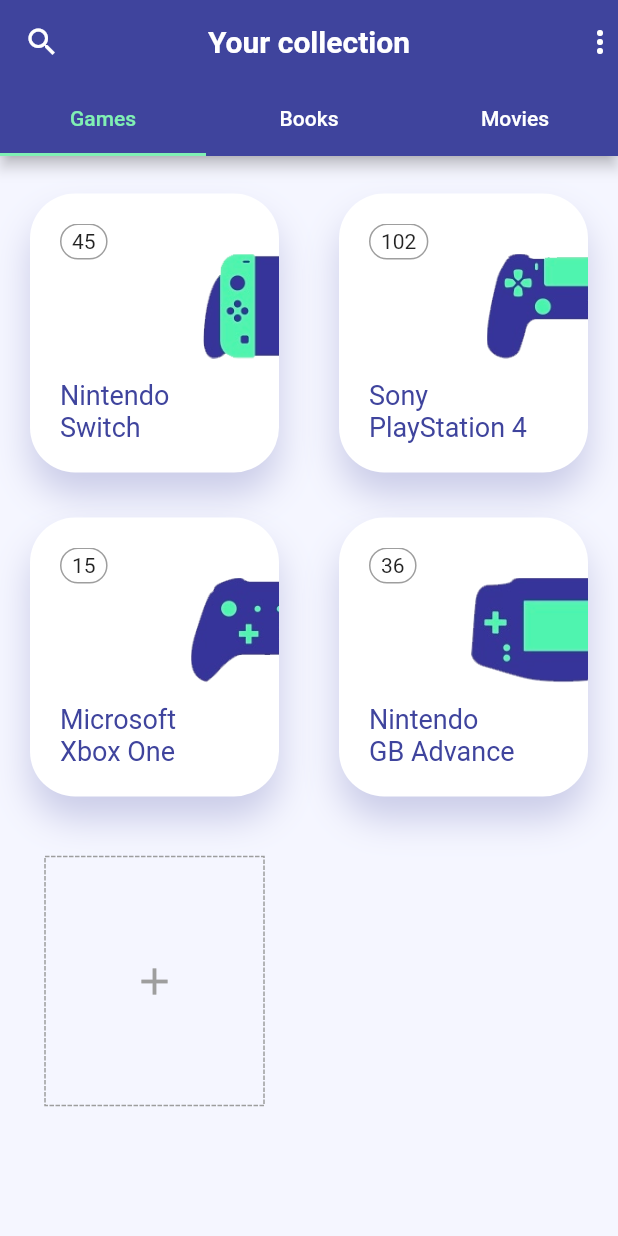
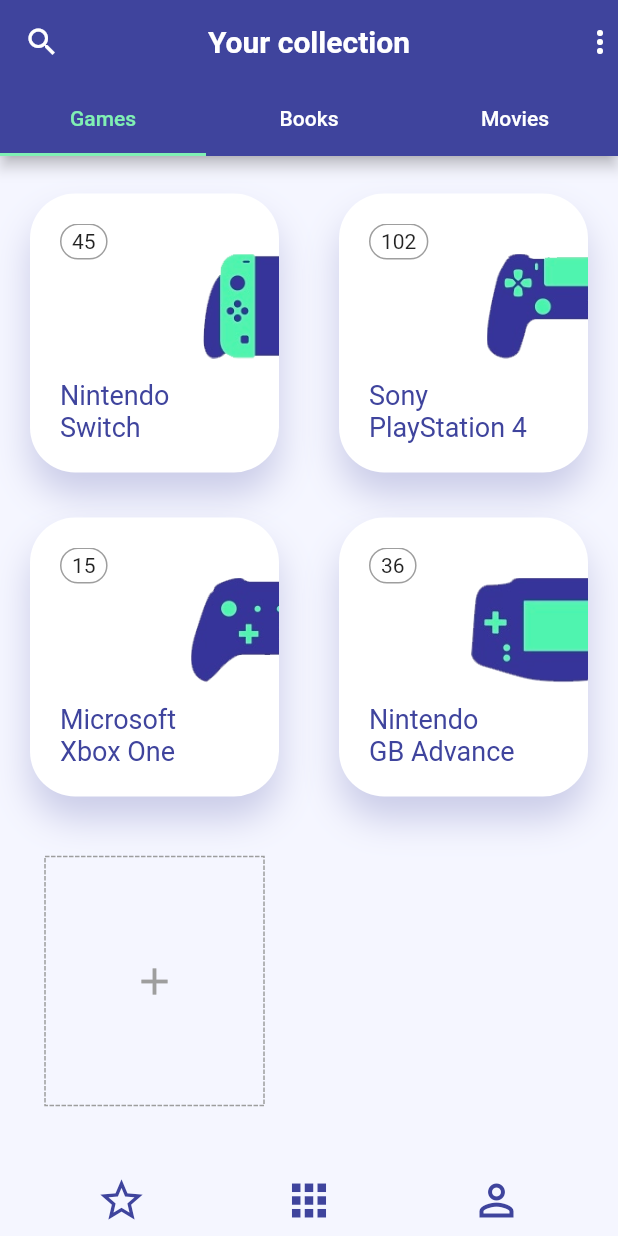
Before and after one commit to arleyhr/flutter_challenges, a Flutter app: the screen it shows after launch, after a tap on "App For Collectors", on a phone screen of 412 x 824 dp. Run offline on Flutter 3.47's test engine with Material 2 defaults, Android fonts, the light colour scheme and no system bars; drawn by our look-alikes of dotted_border.

Commit message:
bottom navigarion

```diff
--- a/lib/apps/app_for_collectors/main.dart
+++ b/lib/apps/app_for_collectors/main.dart
@@ -1,5 +1,8 @@
 import 'package:flutter/material.dart';
 import 'package:flutter_challenges/apps/app_for_collectors/screens/games_tab.dart';
+
+Color primaryColor = Color.fromRGBO(63, 68, 157, 1);
+Color secondaryColor = Color.fromRGBO(128, 240, 180, 1);
 
 class AppForCollectors extends StatefulWidget {
   const AppForCollectors({Key key}) : super(key: key);
@@ -20,13 +23,13 @@
   @override
   Widget build(BuildContext context) {
     return  MaterialApp(
-      title: 'Flutter Demo',
+      title: 'App For Collectors',
       debugShowCheckedModeBanner: false,
       theme: ThemeData(
-        primaryColor: Color.fromRGBO(63, 68, 157, 1),
-        accentColor: Color.fromRGBO(128, 240, 180, 1),
+        primaryColor: primaryColor,
+        accentColor: secondaryColor,
         tabBarTheme: TabBarTheme(
-          labelColor: Color.fromRGBO(128, 240, 180, 1),
+          labelColor: secondaryColor,
           unselectedLabelColor: Colors.white
         ),
       ),
@@ -54,8 +57,46 @@
             Container(),
             Container(),
           ],
-        )
+        ),
+        bottomNavigationBar: BottomAppBar(
+          color: Color.fromRGBO(245, 246, 255, 1),
+          elevation: 0,
+          child: Container(
+            child: Row(
+              crossAxisAlignment: CrossAxisAlignment.center,
+              mainAxisAlignment: MainAxisAlignment.spaceEvenly,
+              children: <Widget>[
+                BottomBarButton(icon: Icons.star_border, onPressed: () {}),
+                BottomBarButton(icon: Icons.apps, onPressed: () {}),
+                BottomBarButton(icon: Icons.person_outline, onPressed: () {}),
+              ],
+            ),
+          ),
+        ),
       ),
     );
   }
 }
+
+class BottomBarButton extends StatelessWidget {
+  const BottomBarButton({
+    Key key,
+    @required this.icon,
+    @required this.onPressed
+  }) : super(key: key);
+
+  final IconData icon;
+  final Function onPressed;
+
+  @override
+  Widget build(BuildContext context) {
+    return RaisedButton(
+      onPressed: onPressed,
+      color: Colors.transparent,
+      elevation: 0,
+      disabledElevation: 0,
+      highlightElevation: 0,
+      child: Icon(icon, size: 34.0, color: primaryColor),
+    );
+  }
+}
--- a/lib/apps/app_for_collectors/screens/games_tab.dart
+++ b/lib/apps/app_for_collectors/screens/games_tab.dart
@@ -12,14 +12,16 @@
     return Container(
       color: Color.fromRGBO(245, 246, 255, 1),
       padding: EdgeInsets.only(top: 20.0),
-      child: GridView.builder(
-        itemCount: consoles.length + _placeholderButton, // +1 placeholder
+      child: CustomScrollView(
+        slivers: <Widget>[
+          SliverGrid(
             gridDelegate: SliverGridDelegateWithFixedCrossAxisCount(
               crossAxisCount: 2,
               mainAxisSpacing: 20.0,
               crossAxisSpacing: 20.0
             ),
-        itemBuilder: (BuildContext context, index) {
+            delegate: SliverChildBuilderDelegate(
+              (BuildContext context, index) {
                 bool isPair = (index % 2 == 0);
 
               if (index == consoles.length) {
@@ -30,6 +32,10 @@
 
               return ConsoleCard(isPair: isPair, item: item);
               },
+              childCount: consoles.length + _placeholderButton, // +1 placeholder
+            )
+          )
+        ],
       )
     );
   }
```
Lines whose indentation alone changed are shown as unchanged.
